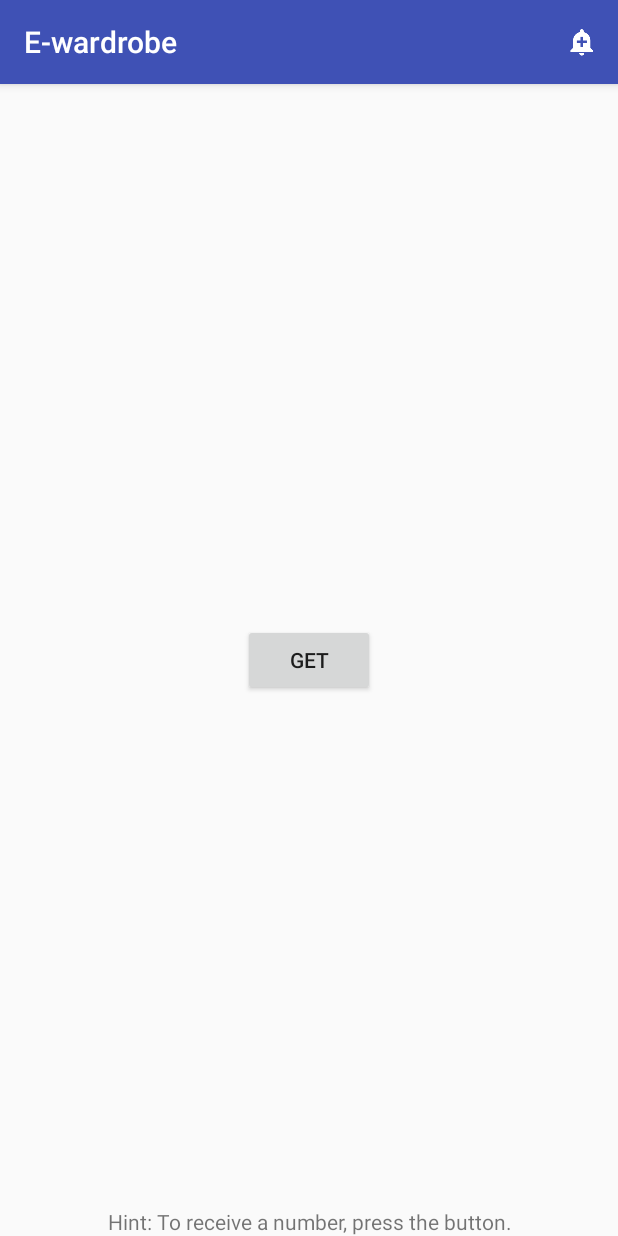
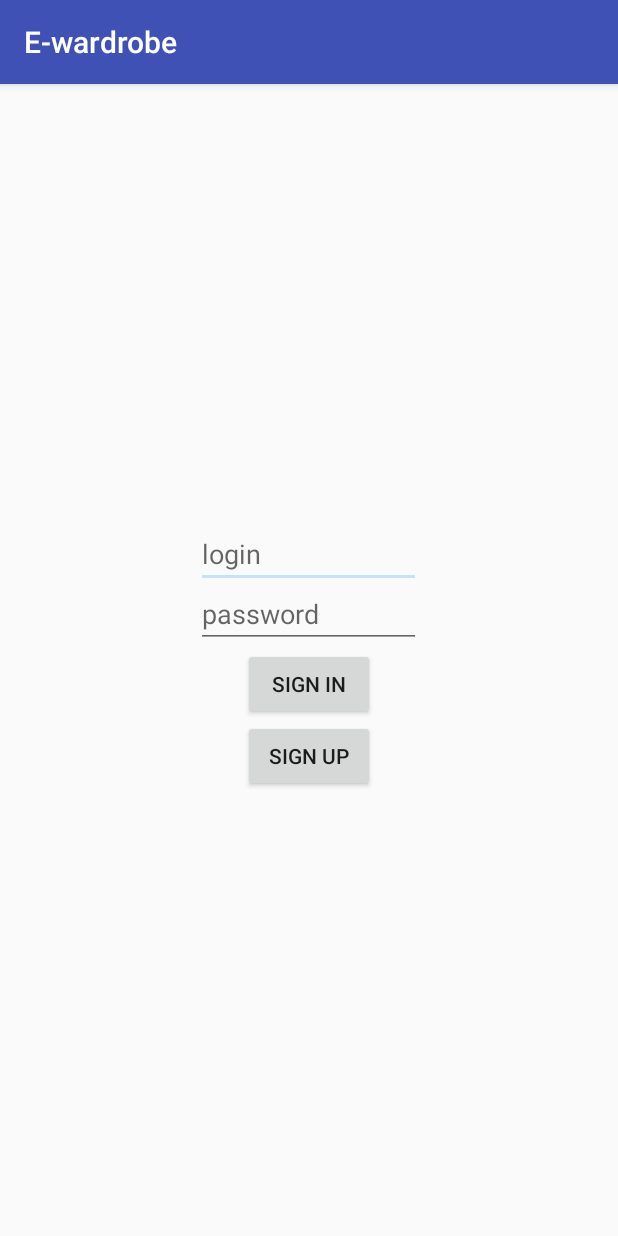
Before and after one commit to numumotik/E-wardrobe, an Android app: the screen it shows after launch (WardrobeActivity before the commit, LoginActivity after it), on a phone screen of 412 x 824 dp. Run offline under Robolectric (Android 15) with nearby library versions, the phone set to English and light mode, and no system bars.

Commit message:
Login activity added. Basic behavior. Many small changes.

```diff
--- /dev/null
+++ b/app/src/main/java/com/discteam/e_wardrobe/LoginActivity.java
@@ -0,0 +1,11 @@
+package com.discteam.e_wardrobe;
+
+import android.support.v4.app.Fragment;
+
+public class LoginActivity extends SingleFragmentActivity {
+
+    @Override
+    protected Fragment createFragment(){
+        return LoginFragment.newInstance();
+    }
+}
--- /dev/null
+++ b/app/src/main/java/com/discteam/e_wardrobe/LoginFragment.java
@@ -0,0 +1,52 @@
+package com.discteam.e_wardrobe;
+
+import android.os.AsyncTask;
+import android.os.Bundle;
+import android.support.annotation.Nullable;
+import android.support.v4.app.Fragment;
+import android.view.LayoutInflater;
+import android.view.View;
+import android.view.ViewGroup;
+import android.widget.Button;
+import android.widget.EditText;
+import android.widget.Toast;
+
+public class LoginFragment extends Fragment
+    implements NumberRequestTask.CallBacks {
+
+    EditText mLoginEditText;
+    EditText mPasswordEditText;
+    Button mSignInButton;
+
+    public static LoginFragment newInstance(){
+        return new LoginFragment();
+    }
+
+    @Nullable
+    @Override
+    public View onCreateView(LayoutInflater inflater, @Nullable ViewGroup container, @Nullable Bundle savedInstanceState) {
+        View view = inflater.inflate(R.layout.fragment_login, container, false);
+        mLoginEditText = (EditText)view.findViewById(R.id.login_edit_text);
+        mPasswordEditText = (EditText)view.findViewById(R.id.password_edit_text);
+        mSignInButton = (Button)view.findViewById(R.id.sign_in_button);
+
+        mSignInButton.setOnClickListener(new View.OnClickListener() {
+            @Override
+            public void onClick(View v) {
+                String login = mLoginEditText.getText().toString();
+                String password = mPasswordEditText.getText().toString();
+                //TODO: check on correct
+                if (login.length() >= 3 && password.length() >= 5) {
+                    new NumberRequestTask(LoginFragment.this, null).execute(NumberRequestTask.LOGIN, login, password);
+                }
+            }
+        });
+        return view;
+    }
+
+    @Override
+    public void onNumberRequestCompleted(Integer number) {
+        //TODO: start wardrobe activity if login is success
+        Toast.makeText(getActivity(), "hello", Toast.LENGTH_SHORT).show();
+    }
+}
--- a/app/src/main/java/com/discteam/e_wardrobe/SingleFragmentActivity.java
+++ b/app/src/main/java/com/discteam/e_wardrobe/SingleFragmentActivity.java
@@ -7,6 +7,7 @@ import android.support.v4.app.FragmentManager;
 import android.support.v7.app.AppCompatActivity;
 
 public abstract class SingleFragmentActivity extends AppCompatActivity {
+
     protected abstract Fragment createFragment();
 
     @LayoutRes
--- /dev/null
+++ b/app/src/main/res/layout/fragment_login.xml
@@ -0,0 +1,32 @@
+<?xml version="1.0" encoding="utf-8"?>
+<LinearLayout
+    xmlns:android="http://schemas.android.com/apk/res/android"
+    android:orientation="vertical"
+    android:layout_width="match_parent"
+    android:layout_height="match_parent"
+    android:gravity="center">
+
+    <EditText
+        android:inputType="text"
+        android:hint="@string/login_hint_text"
+        android:id="@+id/login_edit_text"
+        android:layout_width="150dp"
+        android:layout_height="40dp"/>
+    <EditText
+        android:inputType="textPassword"
+        android:hint="@string/password_hint_text"
+        android:id="@+id/password_edit_text"
+        android:layout_width="150dp"
+        android:layout_height="40dp"/>
+    <Button
+        android:id="@+id/sign_in_button"
+        android:layout_width="wrap_content"
+        android:layout_height="wrap_content"
+        android:text="@string/sign_in_button_text"/>
+
+    <Button
+        android:id="@+id/sign_up_button"
+        android:layout_width="wrap_content"
+        android:layout_height="wrap_content"
+        android:text="@string/sign_up_button_text"/>
+</LinearLayout>
--- a/app/src/main/res/layout/fragment_wardrobe.xml
+++ b/app/src/main/res/layout/fragment_wardrobe.xml
@@ -4,7 +4,8 @@
     android:layout_width="match_parent"
     android:layout_height="match_parent"
     android:orientation="vertical"
-    tools:background="@color/colorAccent">
+    android:background="@color/colorAccent">
+
     <TextView
         android:text="@string/hint_get_text"
         android:layout_height="wrap_content"
@@ -20,14 +21,14 @@
         android:layout_height="wrap_content"
         android:layout_centerVertical="true"
         android:layout_centerHorizontal="true"
-        android:id="@+id/numb_button"
+        android:id="@+id/number_button"
         android:elevation="0dp" />
 
     <TextView
-        android:text="TextView"
+        tools:text="42"
         android:layout_width="wrap_content"
         android:layout_height="wrap_content"
-        android:layout_above="@+id/numb_button"
+        android:layout_above="@+id/number_button"
         android:layout_centerHorizontal="true"
         android:layout_marginBottom="43dp"
         android:id="@+id/number_text_view"
--- a/app/src/main/res/values/strings.xml
+++ b/app/src/main/res/values/strings.xml
@@ -8,4 +8,8 @@
     <string name="closet_close_text">Please dont forget to pick up your jacket.</string>
     <string name="disable_notification">disable notifications</string>
     <string name="enable_notification">enable notifications</string>
+    <string name="sign_in_button_text">Sign in</string>
+    <string name="sign_up_button_text">Sign up</string>
+    <string name="login_hint_text">login</string>
+    <string name="password_hint_text">password</string>
 </resources>
```
Also changed, not shown: app/src/main/AndroidManifest.xml (+19 -7 lines), app/src/main/java/com/discteam/e_wardrobe/NumberPreferences.java (+29 -3 lines), app/src/main/java/com/discteam/e_wardrobe/NumberRequestTask.java (added, +53 -0 lines), app/src/main/java/com/discteam/e_wardrobe/WardrobeFragment.java (+16 -37 lines), app/src/main/java/com/discteam/e_wardrobe/WardrobeWorker.java (renamed from app/src/main/java/com/discteam/e_wardrobe/NumberWorker.java, +13 -6 lines), app/src/main/res/menu/fragment_wardrobe_menu.xml (renamed from app/src/main/res/menu/fragment_ecloset_menu.xml).
